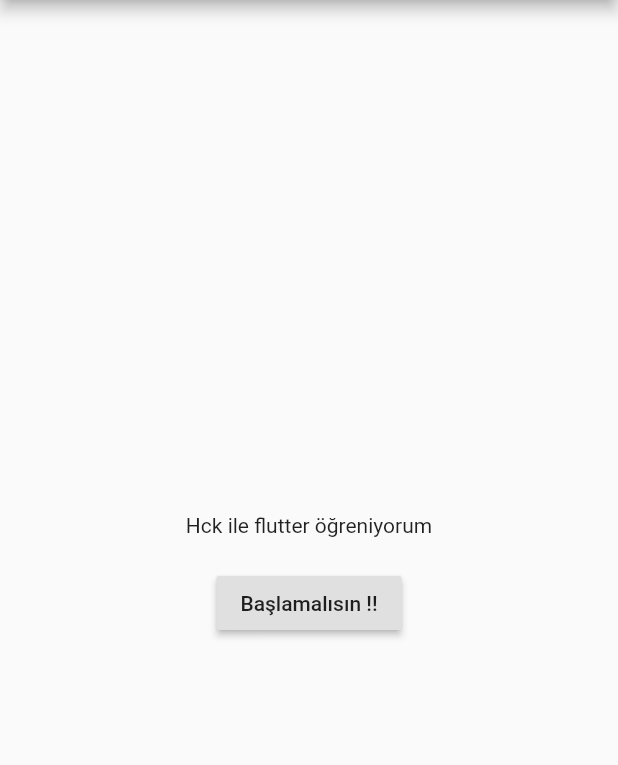
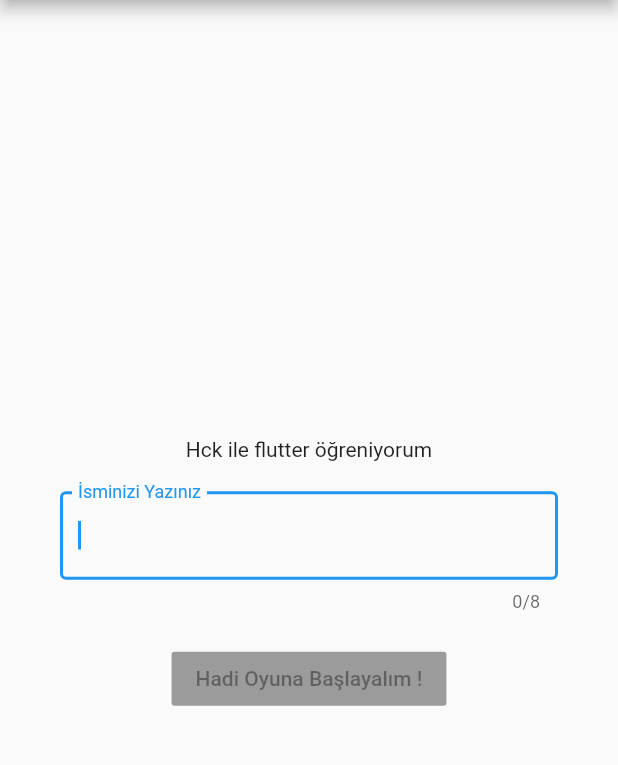
Before and after one commit to HasancanKazan/Text-Runner, a Flutter app: the screen it shows after launch, on a phone screen of 412 x 824 dp, the part 84-849 px from its top. Run offline on Flutter 3.47's test engine with Material 2 defaults, Android fonts, the phone set to English and light mode, and no system bars; our stand-ins replace marquee.

Commit message:
Finished Project

```diff
--- a/lib/main.dart
+++ b/lib/main.dart
@@ -27,6 +27,7 @@ class MyAppHome extends StatefulWidget {
 
 // Sadece bu dosya içerisinde kullanabiliriz _ dediğimiz için başka dosyadan import edilemez.
 class _MyAppHomeState extends State<MyAppHome> {
+  String userName = "";
   int typeCharLength = 0;
   int step = 0;
   String lorem =
@@ -54,6 +55,13 @@ class _MyAppHomeState extends State<MyAppHome> {
     });
   }
 
+  void onUserNameType(String value) {
+    setState(() {
+      this.userName = value;
+      print(userName);
+    });
+  }
+
   void onStartClick() {
     setState(() {
       updateLastTypeAt();
@@ -64,8 +72,10 @@ class _MyAppHomeState extends State<MyAppHome> {
       int now = DateTime.now().millisecondsSinceEpoch;
       //OYUN BİTTİ
       setState(() {
-        if (now - lastTypeAt > 4000) {
+        if (step != 1) {
           timer.cancel();
+        }
+        if (step == 1 && now - lastTypeAt > 4000) {
           step++;
         }
       });
@@ -87,10 +97,21 @@ class _MyAppHomeState extends State<MyAppHome> {
       shownWidget = <Widget>[
         Text("Hck ile flutter öğreniyorum"),
         Container(
+          margin: EdgeInsets.only(left: 40, right: 40, top: 20),
+          child: TextField(
+            maxLength: 8,
+            onChanged: onUserNameType,
+            autofocus: true,
+            //obscureText: true,  Bu alanı açarsak şifre şeklinde text girişi olur
+            decoration: InputDecoration(
+                labelText: "İsminizi Yazınız", border: OutlineInputBorder()),
+          ),
+        ),
+        Container(
           margin: EdgeInsets.only(top: 20),
           child: RaisedButton(
-            onPressed: onStartClick,
-            child: Text("Başlamalısın !!"),
+            onPressed: userName.length == 0 ? null : onStartClick,
+            child: Text("Hadi Oyuna Başlayalım !"),
           ),
         )
       ];
```
